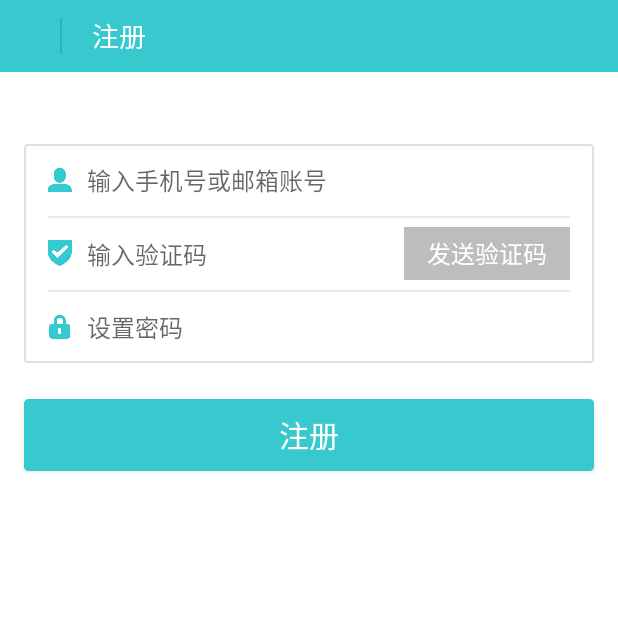
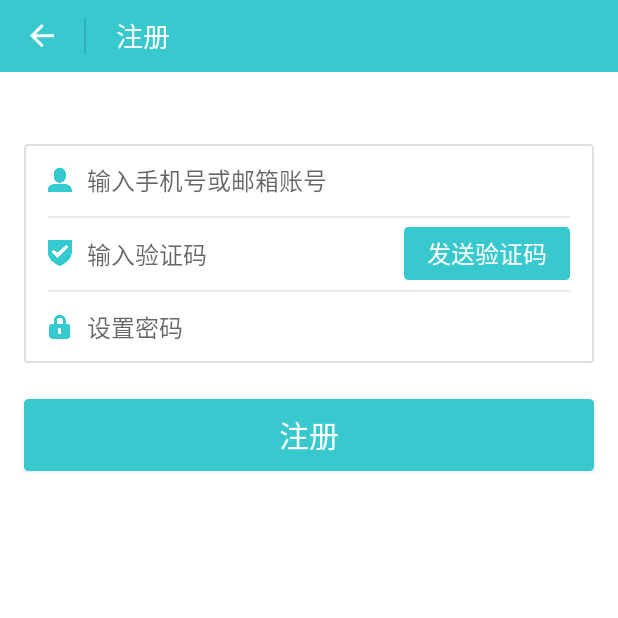
Before and after one commit to HaapyDeng/KnowledgeTree, an Android app: the RegisterActivity screen opened directly, with no data from a screen before it, on a phone screen of 412 x 824 dp, the top half of it. Run offline under Robolectric (Android 15) with nearby library versions, the phone set to English and light mode, and no system bars.

Commit message:
加入返回图标及页面跳转

```diff
--- a/app/src/main/res/layout/activity_login.xml
+++ b/app/src/main/res/layout/activity_login.xml
@@ -104,7 +104,7 @@
         android:orientation="horizontal">
 
         <TextView
-            android:id="@+id/tv_password"
+            android:id="@+id/tv_fpassword"
             android:layout_width="wrap_content"
             android:layout_height="wrap_content"
             android:layout_marginLeft="16dp"
--- a/app/src/main/res/layout/activity_register.xml
+++ b/app/src/main/res/layout/activity_register.xml
@@ -1,6 +1,5 @@
 <?xml version="1.0" encoding="utf-8"?>
 <LinearLayout xmlns:android="http://schemas.android.com/apk/res/android"
-    xmlns:app="http://schemas.android.com/apk/res-auto"
     xmlns:tools="http://schemas.android.com/tools"
     android:layout_width="match_parent"
     android:layout_height="match_parent"
@@ -16,13 +15,17 @@
 
         <ImageView
             android:id="@+id/iv_back"
-            android:layout_width="40dp"
-            android:layout_height="match_parent" />
+            android:layout_width="wrap_content"
+            android:layout_height="wrap_content"
+            android:layout_gravity="center"
+            android:layout_marginLeft="16dp"
+            android:background="@drawable/common_ic_exit" />
 
         <ImageView
             android:layout_width="1dp"
             android:layout_height="24dp"
             android:layout_gravity="center"
+            android:layout_marginLeft="16.3dp"
             android:background="#1F000000" />
 
         <TextView
@@ -96,7 +99,7 @@
                 android:layout_height="35dp"
                 android:layout_marginRight="16dp"
                 android:layout_weight="2"
-                android:background="#42000000"
+                android:background="@drawable/shape_corner"
                 android:gravity="center"
                 android:text="@string/send_code"
                 android:textColor="#FFFFFFFF"
@@ -120,6 +123,7 @@
             android:drawableLeft="@drawable/signin_ic_password"
             android:drawablePadding="10dp"
             android:hint="@string/set_password"
+            android:inputType="textPassword"
             android:maxLength="40"
             android:paddingLeft="16dp"
             android:singleLine="true"
```
Also changed, not shown: app/src/main/java/com/max_plus/knowledgetree/activity/LoginActivity.java (+67 -1 lines), app/src/main/res/layout/activity_reset_password.xml (+8 -3 lines), app/src/main/res/drawable-hdpi/common_ic_exit.png (added), app/src/main/res/drawable-mdpi/common_ic_exit.png (added), app/src/main/res/drawable-xhdpi/common_ic_exit.png (added), app/src/main/res/drawable-xxhdpi/common_ic_exit.png (added), app/src/main/res/drawable-xxxhdpi/common_ic_exit.png (added).
